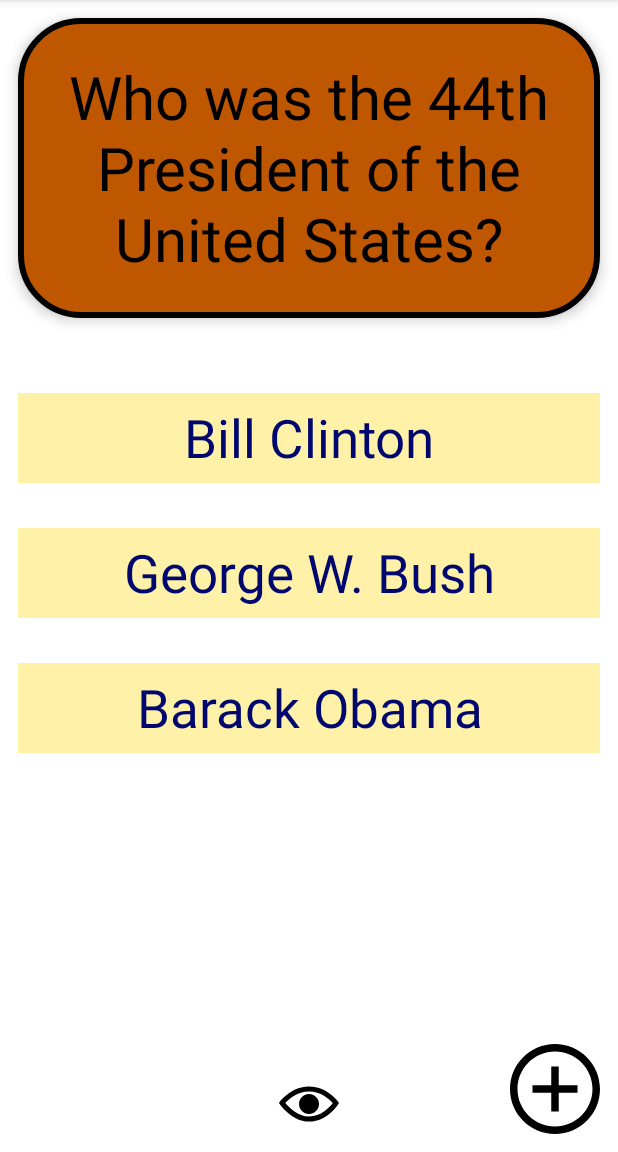
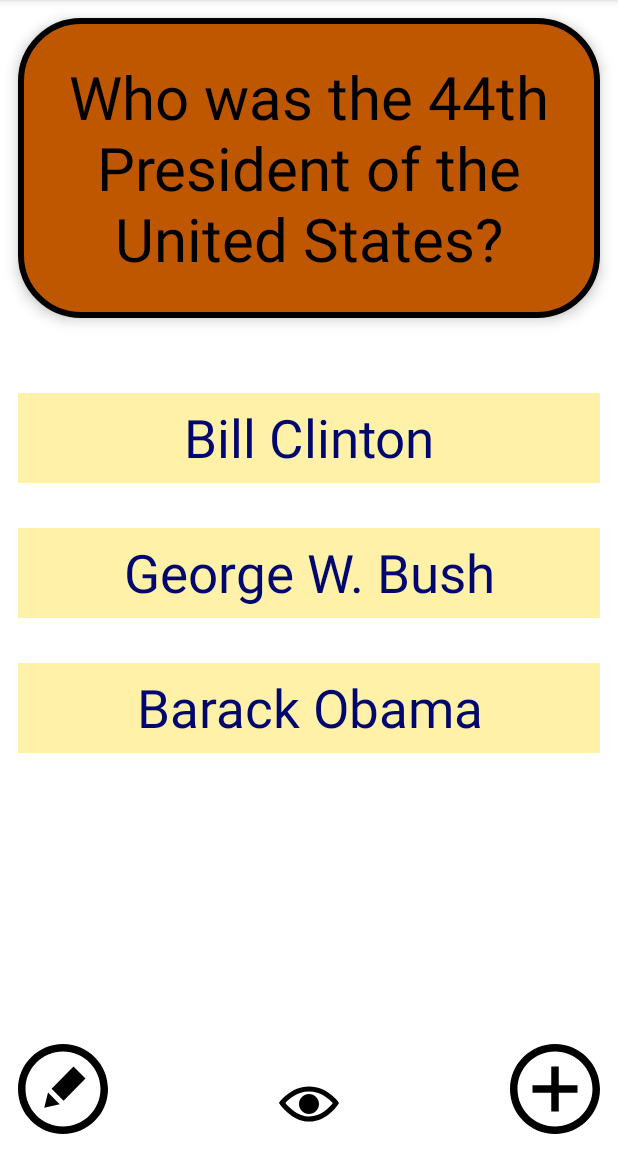
Before and after one commit to BenStormer/FlashcardApp, an Android app: the screen it shows after launch (MainActivity), on a phone screen of 412 x 824 dp, the part 84-1236 px from its top. Run offline under Robolectric (Android 15) with nearby library versions, the phone set to English and light mode, and no system bars.

Commit message:
Lab 2 - Required activities completed, Optional 2, 3 completed

```diff
--- a/app/build.gradle
+++ b/app/build.gradle
@@ -35,4 +35,5 @@ dependencies {
     testImplementation 'junit:junit:4.+'
     androidTestImplementation 'androidx.test.ext:junit:1.1.3'
     androidTestImplementation 'androidx.test.espresso:espresso-core:3.4.0'
+    implementation 'com.android.support:design:31.1.1'
 }
--- /dev/null
+++ b/app/src/main/res/drawable/edit_button.xml
@@ -0,0 +1,9 @@
+<vector xmlns:android="http://schemas.android.com/apk/res/android"
+    android:width="24dp"
+    android:height="24dp"
+    android:viewportWidth="24"
+    android:viewportHeight="24">
+  <path
+      android:fillColor="#FF000000"
+      android:pathData="M12,2c5.514,0 10,4.486 10,10s-4.486,10 -10,10 -10,-4.486 -10,-10 4.486,-10 10,-10zM12,0c-6.627,0 -12,5.373 -12,12s5.373,12 12,12 12,-5.373 12,-12 -5.373,-12 -12,-12zM8.006,12.964l3.106,3.105 -4.112,0.931 1.006,-4.036zM18,9.2l-5.84,5.921 -3.202,-3.202 5.841,-5.919 3.201,3.2z"/>
+</vector>
--- a/app/src/main/res/layout/activity_main.xml
+++ b/app/src/main/res/layout/activity_main.xml
@@ -84,4 +84,12 @@
         android:layout_alignParentEnd="true"
         android:src="@drawable/add_button"/>
 
+    <ImageView
+        android:id="@+id/edit_button"
+        android:layout_width="60dp"
+        android:layout_height="60dp"
+        android:layout_alignParentBottom="true"
+        android:layout_alignParentStart="true"
+        android:src="@drawable/edit_button"/>
+
 </RelativeLayout>
```
Also changed, not shown: app/src/main/java/com/example/bensflashcardapp/AddCardActivity.java (+19 -3 lines), app/src/main/java/com/example/bensflashcardapp/MainActivity.java (+17 -6 lines).
